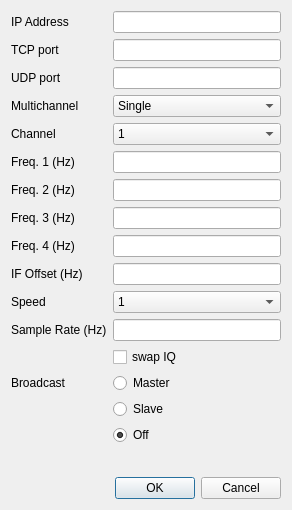
The window that so2sdr-bandmap/afedrisetup.ui (n4ogw/so2sdr) describes before a commit, drawn with Qt 5.
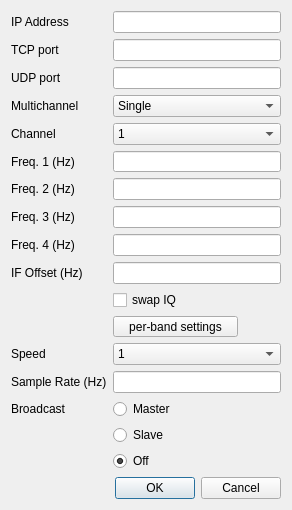
The same window after the commit.

What changed in the file:
```diff
--- a/so2sdr-bandmap/afedrisetup.ui
+++ b/so2sdr-bandmap/afedrisetup.ui
@@ -221,38 +221,28 @@
        </property>
       </widget>
      </item>
-     <item row="11" column="0">
+     <item row="13" column="0">
       <widget class="QLabel" name="label_13">
        <property name="text">
         <string>Sample Rate (Hz)</string>
        </property>
       </widget>
      </item>
-     <item row="11" column="1">
+     <item row="13" column="1">
       <widget class="QLineEdit" name="sampleFreqLineEdit">
        <property name="toolTip">
         <string>Sample rate of SDR. Not all values can be set with Afedri, see Afedri docs.</string>
        </property>
       </widget>
      </item>
-     <item row="12" column="1">
-      <widget class="QCheckBox" name="checkBoxSwap">
-       <property name="toolTip">
-        <string>Invert I/Q channels. Use if spectrum is inverted.</string>
-       </property>
-       <property name="text">
-        <string>swap IQ</string>
-       </property>
-      </widget>
-     </item>
-     <item row="13" column="0">
+     <item row="15" column="0">
       <widget class="QLabel" name="label_8">
        <property name="text">
         <string>Broadcast</string>
        </property>
       </widget>
      </item>
-     <item row="13" column="1">
+     <item row="15" column="1">
       <widget class="QRadioButton" name="broadcastMasterButton">
        <property name="toolTip">
         <string>Turn on UDP broadcast option. Master controls the SDR.</string>
@@ -265,7 +255,7 @@
        </attribute>
       </widget>
      </item>
-     <item row="14" column="1">
+     <item row="16" column="1">
       <widget class="QRadioButton" name="broadcastSlaveButton">
        <property name="toolTip">
         <string>Connect to UDP broadcast as Slave. Cannot change any SDR parameters. Use for multichannel SDR's.</string>
@@ -278,7 +268,7 @@
        </attribute>
       </widget>
      </item>
-     <item row="15" column="1">
+     <item row="17" column="1">
       <widget class="QRadioButton" name="broadcastOffButton">
        <property name="toolTip">
         <string>Do not use UDP broadcast protocol.</string>
@@ -294,14 +284,14 @@
        </attribute>
       </widget>
      </item>
-     <item row="10" column="0">
+     <item row="12" column="0">
       <widget class="QLabel" name="label_12">
        <property name="text">
         <string>Speed</string>
        </property>
       </widget>
      </item>
-     <item row="10" column="1">
+     <item row="12" column="1">
       <widget class="QComboBox" name="fftComboBox">
        <item>
         <property name="text">
@@ -320,6 +310,41 @@
        </item>
       </widget>
      </item>
+     <item row="10" column="1">
+      <widget class="QCheckBox" name="checkBoxSwap">
+       <property name="toolTip">
+        <string>Invert I/Q channels. Use if spectrum is inverted.</string>
+       </property>
+       <property name="text">
+        <string>swap IQ</string>
+       </property>
+      </widget>
+     </item>
+     <item row="11" column="1">
+      <widget class="QPushButton" name="bandOffsetPushButton">
+       <property name="sizePolicy">
+        <sizepolicy hsizetype="Fixed" vsizetype="Fixed">
+         <horstretch>0</horstretch>
+         <verstretch>0</verstretch>
+        </sizepolicy>
+       </property>
+       <property name="minimumSize">
+        <size>
+         <width>125</width>
+         <height>0</height>
+        </size>
+       </property>
+       <property name="maximumSize">
+        <size>
+         <width>125</width>
+         <height>16777215</height>
+        </size>
+       </property>
+       <property name="text">
+        <string>per-band settings</string>
+       </property>
+      </widget>
+     </item>
     </layout>
    </item>
    <item>
```
Left out of the diff: 1 changed line with no effect on the pictures.
